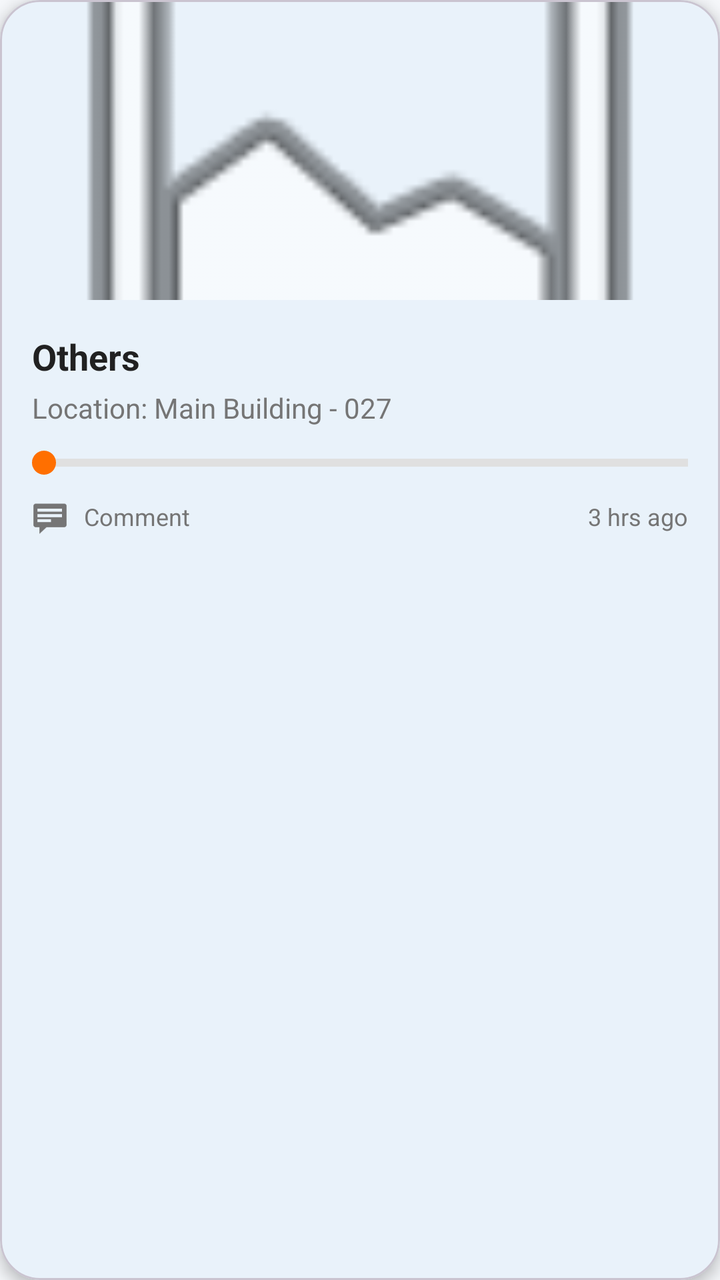
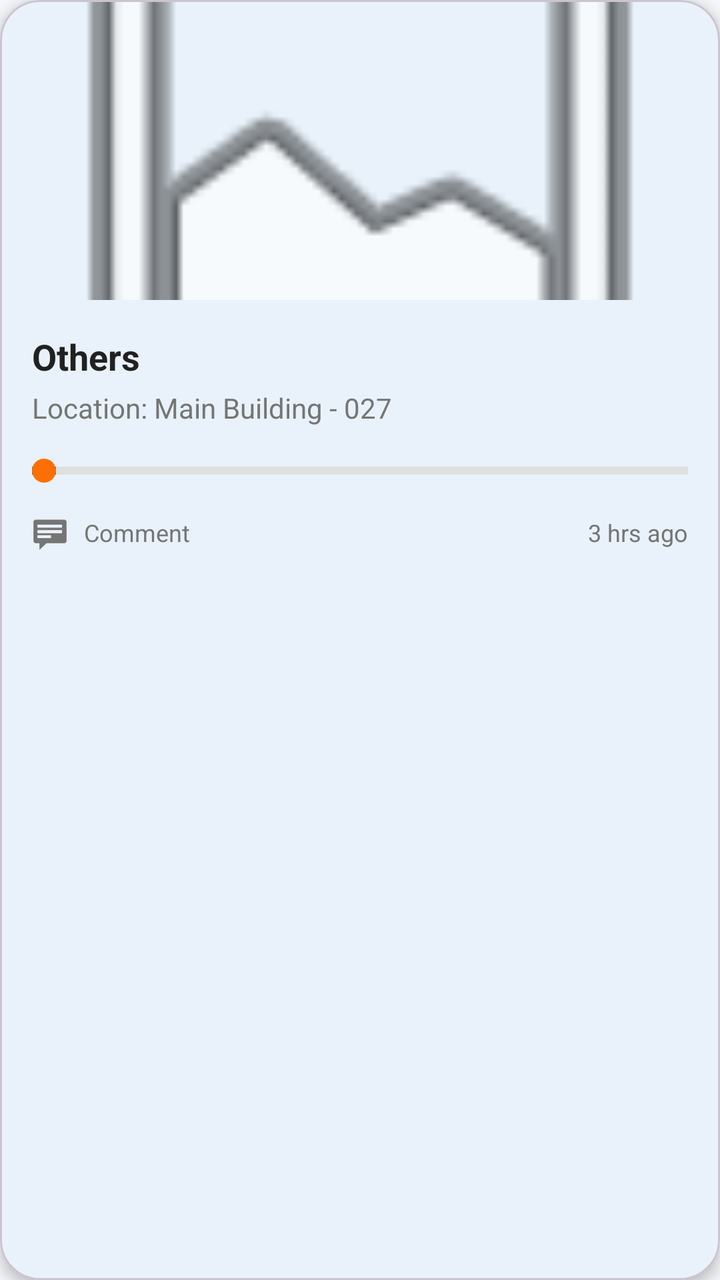

Before-and-after screenshots of an Android layout around one commit, followed by the original layout XML and the change that was made.
<!-- AndroidManifest.xml: application theme Theme.Demoapp -->
<!-- res/layout/item_recent_history.xml -->
<?xml version="1.0" encoding="utf-8"?>
<com.google.android.material.card.MaterialCardView xmlns:android="http://schemas.android.com/apk/res/android"
    xmlns:app="http://schemas.android.com/apk/res-auto"
    android:layout_width="280dp"
    android:layout_height="wrap_content"
    android:layout_margin="8dp"
    app:cardCornerRadius="20dp"
    app:cardElevation="4dp"
    app:cardBackgroundColor="?attr/colorSurface">

    <LinearLayout
        android:layout_width="match_parent"
        android:layout_height="wrap_content"
        android:orientation="vertical">

        <ImageView
            android:id="@+id/historyImage"
            android:layout_width="match_parent"
            android:layout_height="150dp"
            android:scaleType="centerCrop"
            android:src="@android:drawable/ic_menu_gallery" />

        <LinearLayout
            android:layout_width="match_parent"
            android:layout_height="wrap_content"
            android:orientation="vertical"
            android:padding="16dp">

            <TextView
                android:id="@+id/historyTitle"
                android:layout_width="wrap_content"
                android:layout_height="wrap_content"
                android:text="Others"
                android:textColor="?android:attr/textColorPrimary"
                android:textSize="18sp"
                android:textStyle="bold" />

            <TextView
                android:id="@+id/historyLocation"
                android:layout_width="wrap_content"
                android:layout_height="wrap_content"
                android:layout_marginTop="4dp"
                android:text="Location: Main Building - 027"
                android:textColor="?android:attr/textColorSecondary"
                android:textSize="14sp" />

            
            <RelativeLayout
                android:layout_width="match_parent"
                android:layout_height="wrap_content"
                android:layout_marginTop="12dp">

                <View
                    android:id="@+id/progressLineBg"
                    android:layout_width="match_parent"
                    android:layout_height="4dp"
                    android:layout_centerVertical="true"
                    android:background="#E0E0E0" />

                <View
                    android:id="@+id/progressLineFill"
                    android:layout_width="0dp"
                    android:layout_height="4dp"
                    android:layout_centerVertical="true"
                    android:background="@color/orange_accent" />

                <View
                    android:id="@+id/progressThumb"
                    android:layout_width="12dp"
                    android:layout_height="12dp"
                    android:layout_centerVertical="true"
                    android:background="@drawable/circle_thumb" />
            </RelativeLayout>

            <LinearLayout
                android:layout_width="match_parent"
                android:layout_height="wrap_content"
                android:layout_marginTop="12dp"
                android:gravity="center_vertical"
                android:orientation="horizontal">

                <ImageView
                    android:layout_width="18dp"
                    android:layout_height="18dp"
                    android:src="@android:drawable/stat_notify_chat"
                    app:tint="?android:attr/textColorSecondary" />

                <TextView
                    android:layout_width="0dp"
                    android:layout_height="wrap_content"
                    android:layout_marginStart="8dp"
                    android:layout_weight="1"
                    android:text="Comment"
                    android:textColor="?android:attr/textColorSecondary"
                    android:textSize="12sp" />

                <TextView
                    android:id="@+id/historyTime"
                    android:layout_width="wrap_content"
                    android:layout_height="wrap_content"
                    android:text="3 hrs ago"
                    android:textColor="?android:attr/textColorSecondary"
                    android:textSize="12sp" />
            </LinearLayout>

        </LinearLayout>
    </LinearLayout>
</com.google.android.material.card.MaterialCardView>
<!-- resources referenced by this layout -->
<resources>
  <color name="orange_accent">#FF6F00</color>
  <!-- drawable circle_thumb (drawable) -->
  <?xml version="1.0" encoding="utf-8"?>
  <shape xmlns:android="http://schemas.android.com/apk/res/android"
      android:shape="oval">
      <solid android:color="@color/orange_accent" />
      <size android:width="12dp" android:height="12dp" />
  </shape>
  <style name="Theme.Demoapp" parent="Base.Theme.Demoapp" />
  <style name="Base.Theme.Demoapp" parent="Theme.Material3.Light.NoActionBar">
          <item name="colorPrimary">@color/blue_primary</item>
          <item name="colorOnPrimary">@color/white</item>
          <item name="android:windowBackground">@color/bg_light</item>
          <item name="colorSurface">@color/card_bg_light</item>
          <item name="colorOnSurface">@color/text_primary_light</item>
          <item name="colorSurfaceVariant">#F5F5F5</item>
          <item name="colorOnSurfaceVariant">@color/text_secondary_light</item>
          <item name="android:textColorPrimary">@color/text_primary_light</item>
          <item name="android:textColorSecondary">@color/text_secondary_light</item>
          <item name="android:colorControlHighlight">#20000000</item>
      </style>
  <color name="blue_primary">#1976D2</color>
  <color name="white">#FFFFFFFF</color>
  <color name="bg_light">#F5F7FA</color>
  <color name="card_bg_light">#FFFFFF</color>
  <color name="text_primary_light">#212121</color>
  <color name="text_secondary_light">#757575</color>
</resources>

<!-- the commit's change to res/layout/item_recent_history.xml (unified diff, before → after) -->
@@ -45,32 +45,41 @@
                 android:textSize="14sp" />
 
             
-            <RelativeLayout
+            <androidx.constraintlayout.widget.ConstraintLayout
+                android:id="@+id/progressLayout"
                 android:layout_width="match_parent"
-                android:layout_height="wrap_content"
+                android:layout_height="20dp"
                 android:layout_marginTop="12dp">
 
                 <View
                     android:id="@+id/progressLineBg"
                     android:layout_width="match_parent"
                     android:layout_height="4dp"
-                    android:layout_centerVertical="true"
-                    android:background="#E0E0E0" />
+                    android:background="#E0E0E0"
+                    app:layout_constraintTop_toTopOf="parent"
+                    app:layout_constraintBottom_toBottomOf="parent" />
 
                 <View
                     android:id="@+id/progressLineFill"
                     android:layout_width="0dp"
                     android:layout_height="4dp"
-                    android:layout_centerVertical="true"
-                    android:background="@color/orange_accent" />
+                    android:background="#009688"
+                    app:layout_constraintTop_toTopOf="@id/progressLineBg"
+                    app:layout_constraintBottom_toBottomOf="@id/progressLineBg"
+                    app:layout_constraintStart_toStartOf="@id/progressLineBg"
+                    app:layout_constraintEnd_toEndOf="@id/progressThumb" />
 
                 <View
                     android:id="@+id/progressThumb"
                     android:layout_width="12dp"
                     android:layout_height="12dp"
-                    android:layout_centerVertical="true"
-                    android:background="@drawable/circle_thumb" />
-            </RelativeLayout>
+                    android:background="@drawable/circle_thumb"
+                    app:layout_constraintTop_toTopOf="parent"
+                    app:layout_constraintBottom_toBottomOf="parent"
+                    app:layout_constraintStart_toStartOf="parent"
+                    app:layout_constraintEnd_toEndOf="parent"
+                    app:layout_constraintHorizontal_bias="0.0" />
+            </androidx.constraintlayout.widget.ConstraintLayout>
 
             <LinearLayout
                 android:layout_width="match_parent"
